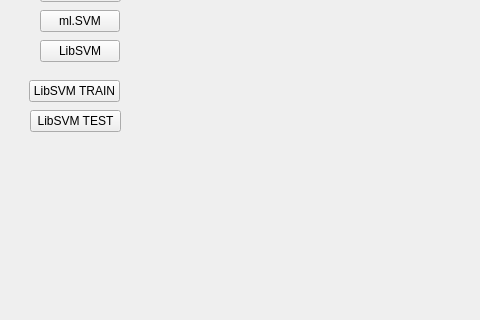
Above: mainwindow.ui from pepemxl/cvSVMvsLIBSVMvsPPSVM before the change; both pictures show x 0 to 480 and y 147 to 467 of the 1155 by 684 pixel window. Below: the same form after it.
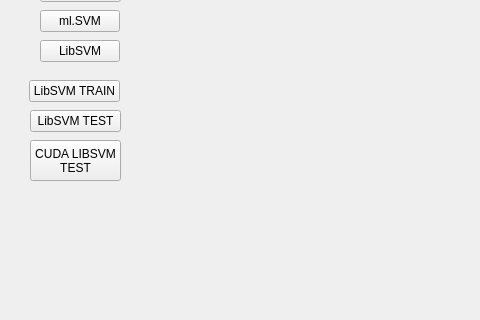
That is the form after the change.

```diff
--- a/mainwindow.ui
+++ b/mainwindow.ui
@@ -136,6 +136,20 @@
      <string>LibSVM TEST</string>
     </property>
    </widget>
+   <widget class="QPushButton" name="pushButton_8">
+    <property name="geometry">
+     <rect>
+      <x>30</x>
+      <y>270</y>
+      <width>91</width>
+      <height>41</height>
+     </rect>
+    </property>
+    <property name="text">
+     <string>CUDA LIBSVM
+TEST</string>
+    </property>
+   </widget>
   </widget>
   <widget class="QMenuBar" name="menuBar">
    <property name="geometry">
```
